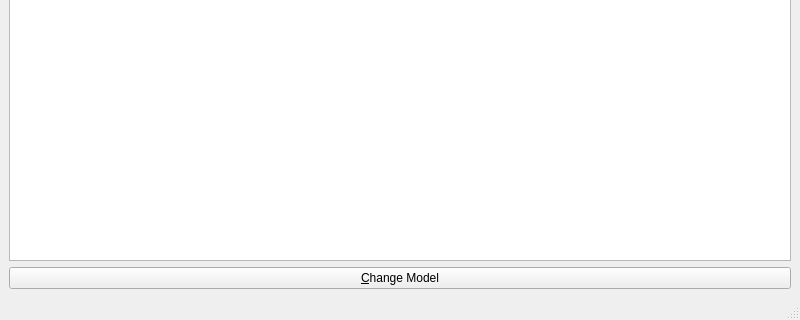
Above: mainwindow.ui from uriegel/Kommander before the change; both pictures show x 0 to 800 and y 280 to 600 of the 800 by 600 pixel window. Below: the same form after it.
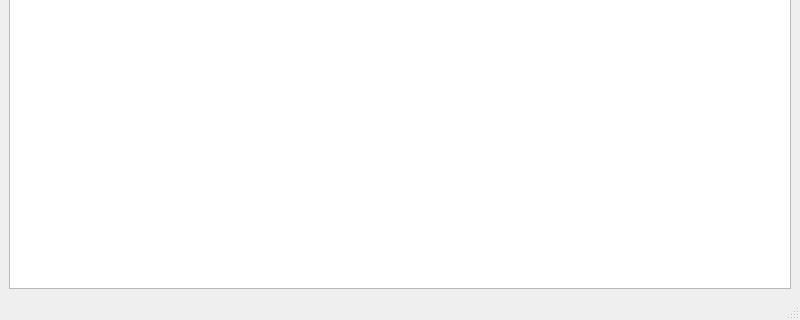
That is the form after the change. Icons and pictures are not drawn. Custom widgets are drawn as their Qt base class.

```diff
--- a/mainwindow.ui
+++ b/mainwindow.ui
@@ -58,16 +58,6 @@
       </property>
      </widget>
     </item>
-    <item>
-     <widget class="QPushButton" name="changeModelButton">
-      <property name="focusPolicy">
-       <enum>Qt::ClickFocus</enum>
-      </property>
-      <property name="text">
-       <string>&amp;Change Model</string>
-      </property>
-     </widget>
-    </item>
    </layout>
   </widget>
   <widget class="QMenuBar" name="menubar">
```
